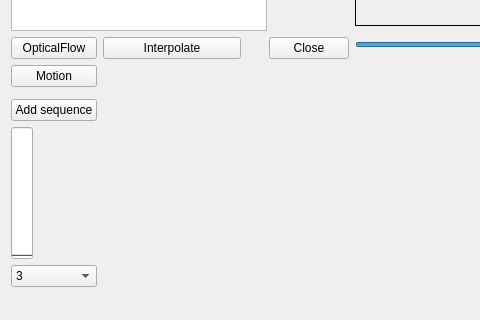
Before: the Qt Designer form test1/mainwindow.ui in ciolben/asmv, drawn with Qt 5; both pictures show x 0 to 480 and y 257 to 577 of the 833 by 577 pixel window.
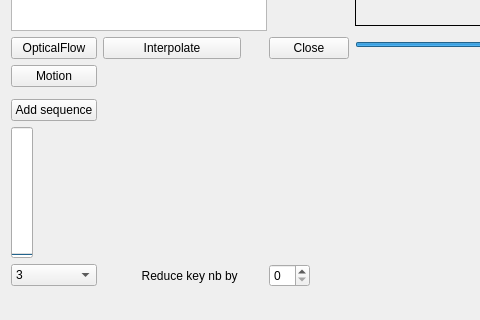
After: the same form once the commit is applied. Custom widgets are drawn as their Qt base class.

Patch:
```diff
--- a/test1/mainwindow.ui
+++ b/test1/mainwindow.ui
@@ -392,6 +392,19 @@
       </property>
      </widget>
     </item>
+    <item row="12" column="1">
+     <widget class="QLabel" name="label_8">
+      <property name="text">
+       <string>Reduce key nb by </string>
+      </property>
+      <property name="alignment">
+       <set>Qt::AlignRight|Qt::AlignTrailing|Qt::AlignVCenter</set>
+      </property>
+     </widget>
+    </item>
+    <item row="12" column="3">
+     <widget class="QSpinBox" name="sbReduction"/>
+    </item>
    </layout>
   </widget>
   <widget class="QMenuBar" name="menuBar">
```
